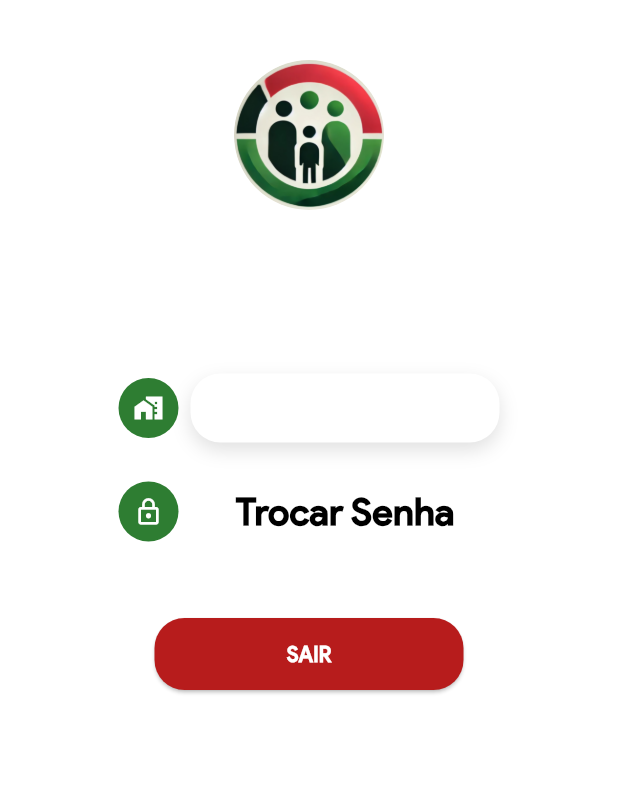
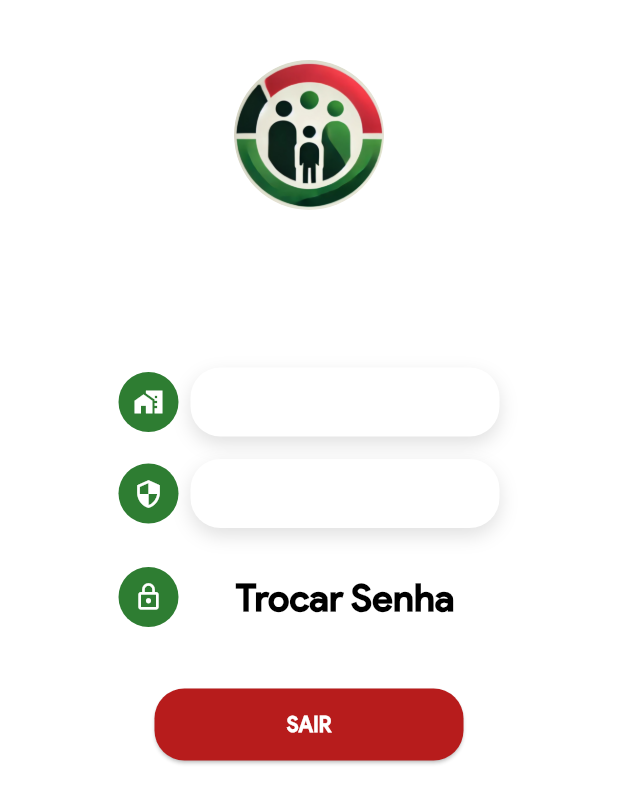
Before and after one commit to ENVexp/sistema_acompanhamento_familiar_flutter, a Flutter app: the PerfilScreenVertical screen opened directly, on a phone screen of 412 x 824 dp. Shown: the top 803 px of the screen. Run offline on Flutter 3.47's test engine with Material 3 defaults, Android fonts, the phone set to English and light mode, and no system bars; our stand-ins replace shared_preferences; missing offline and left inert: flutter_statusbarcolor_ns, window_manager; accounts and stored records are empty; network calls fail.

Commit message:
MasterV done

```diff
--- a/lib/screen/orientation/horizontal/home/master/MasterScreenHorizontal.dart
+++ b/lib/screen/orientation/horizontal/home/master/MasterScreenHorizontal.dart
@@ -111,6 +111,7 @@ class _MasterScreenHorizontalState extends State<MasterScreenHorizontal> with Si
     }
 
     return Scaffold(
+      backgroundColor: Colors.white,
       body: Column(
         children: [
           Container(
--- a/lib/screen/orientation/vertical/home/perfil/PerfilScreenVertical.dart
+++ b/lib/screen/orientation/vertical/home/perfil/PerfilScreenVertical.dart
@@ -254,7 +254,7 @@ class _PerfilScreenVerticalState extends State<PerfilScreenVertical> {
   void _showSnackBar(String message, {required bool isSuccess}) {
     ScaffoldMessenger.of(context).showSnackBar(
       SnackBar(
-        content: Text(message),
+        content: Text(message, style: TextStyle(fontFamily: 'ProductSansMedium'),),
         backgroundColor: isSuccess ? AppColors.monteAlegreGreen : Colors.red,
         behavior: SnackBarBehavior.floating,
         duration: Duration(seconds: 1),
@@ -299,7 +299,7 @@ class _PerfilScreenVerticalState extends State<PerfilScreenVertical> {
                 ),
                 textAlign: TextAlign.center,
               ),
-              SizedBox(height: 24),
+              SizedBox(height: 20),
               Row(
                 mainAxisAlignment: MainAxisAlignment.center,
                 children: [
@@ -325,6 +325,43 @@ class _PerfilScreenVerticalState extends State<PerfilScreenVertical> {
                         padding: EdgeInsets.only(left: 12),
                         child: Text(
                           user != null ? user!.unidade : "",
+                          style: TextStyle(
+                            fontFamily: 'ProductSansMedium',
+                            fontSize: 15,
+                            color: Colors.grey,
+                          ),
+                        ),
+                      ),
+                    ),
+                  ),
+                ],
+              ),
+              SizedBox(height: 15),
+              Row(
+                mainAxisAlignment: MainAxisAlignment.center,
+                children: [
+                  CircleAvatar(
+                    radius: 20,
+                    backgroundColor: AppColors.monteAlegreGreen,
+                    child: Icon(Icons.security, color: Colors.white, size: 20),
+                  ),
+                  SizedBox(width: 8),
+                  Container(
+                    width: buttonWidth,
+                    padding: EdgeInsets.symmetric(vertical: 12),
+                    decoration: BoxDecoration(
+                      color: Colors.white,
+                      borderRadius: BorderRadius.circular(20),
+                      boxShadow: [
+                        BoxShadow(color: Colors.black12, blurRadius: 10, offset: Offset(0, 5)),
+                      ],
+                    ),
+                    child: Align(
+                      alignment: Alignment.centerLeft,
+                      child: Padding(
+                        padding: EdgeInsets.only(left: 12),
+                        child: Text(
+                          user != null ? user!.tipo : "",
                           style: TextStyle(
                             fontFamily: 'ProductSansMedium',
                             fontSize: 15,
@@ -363,7 +400,7 @@ class _PerfilScreenVerticalState extends State<PerfilScreenVertical> {
                   ),
                 ],
               ),
-              SizedBox(height: 45),
+              SizedBox(height: 35),
               Center(
                 child: ElevatedButton(
                   onPressed: () {
```
Also changed, not shown: lib/screen/orientation/vertical/home/master/MasterScreenVertical.dart (+52 -23 lines), lib/screen/orientation/vertical/home/master/tab/UserTabVertical.dart (+5 -12 lines).
